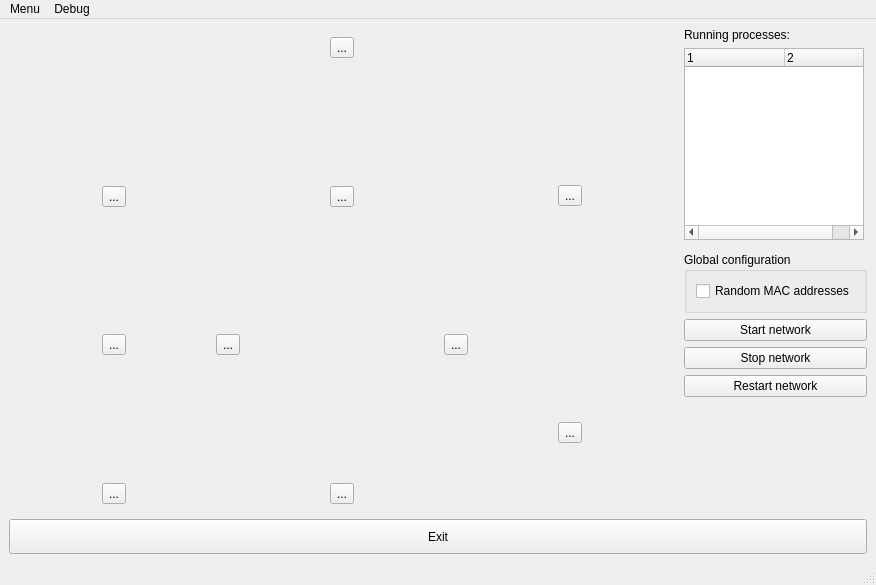
The window that topo.ui (koppd/mt) describes before a commit, drawn with Qt 5.
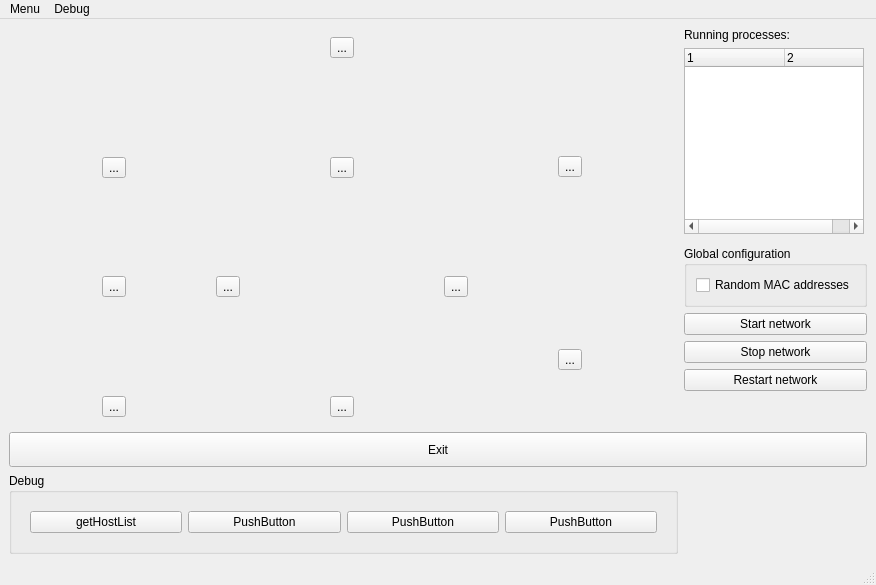
The same window after the commit. Icons and pictures are not drawn.

Commit message: GUI: mehr Router Configuration

What changed in the file:
```diff
--- a/topo.ui
+++ b/topo.ui
@@ -253,6 +253,19 @@
       </layout>
      </widget>
     </item>
+    <item row="8" column="0" colspan="2">
+     <widget class="QPushButton" name="pbExit">
+      <property name="minimumSize">
+       <size>
+        <width>0</width>
+        <height>35</height>
+       </size>
+      </property>
+      <property name="text">
+       <string>Exit</string>
+      </property>
+     </widget>
+    </item>
     <item row="3" column="1">
      <widget class="QGroupBox" name="groupBox">
       <property name="title">
@@ -289,17 +302,47 @@
       </property>
      </spacer>
     </item>
-    <item row="8" column="0" colspan="2">
-     <widget class="QPushButton" name="pbExit">
-      <property name="minimumSize">
-       <size>
-        <width>0</width>
-        <height>35</height>
-       </size>
+    <item row="9" column="0">
+     <widget class="QGroupBox" name="groupBox_2">
+      <property name="title">
+       <string>Debug</string>
       </property>
-      <property name="text">
-       <string>Exit</string>
-      </property>
+      <layout class="QGridLayout" name="gridLayout_3">
+       <item row="0" column="0">
+        <widget class="QWidget" name="widget" native="true">
+         <layout class="QHBoxLayout" name="horizontalLayout">
+          <item>
+           <widget class="QPushButton" name="debug1">
+            <property name="text">
+             <string>getHostList</string>
+            </property>
+           </widget>
+          </item>
+          <item>
+           <widget class="QPushButton" name="debug2">
+            <property name="text">
+             <string>PushButton</string>
+            </property>
+           </widget>
+          </item>
+          <item>
+           <widget class="QPushButton" name="debug3">
+            <property name="text">
+             <string>PushButton</string>
+            </property>
+           </widget>
+          </item>
+          <item>
+           <widget class="QPushButton" name="debug4">
+            <property name="text">
+             <string>PushButton</string>
+            </property>
+           </widget>
+          </item>
+         </layout>
+        </widget>
+       </item>
+      </layout>
      </widget>
     </item>
    </layout>
```
The commit also changes 2 other files.
